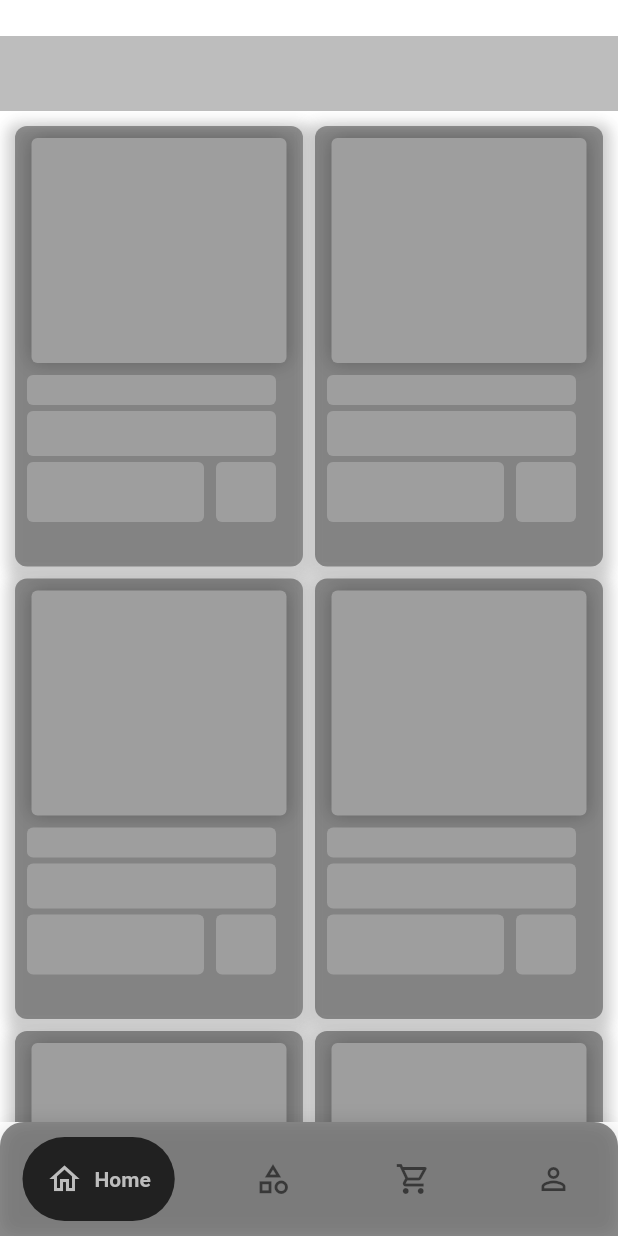
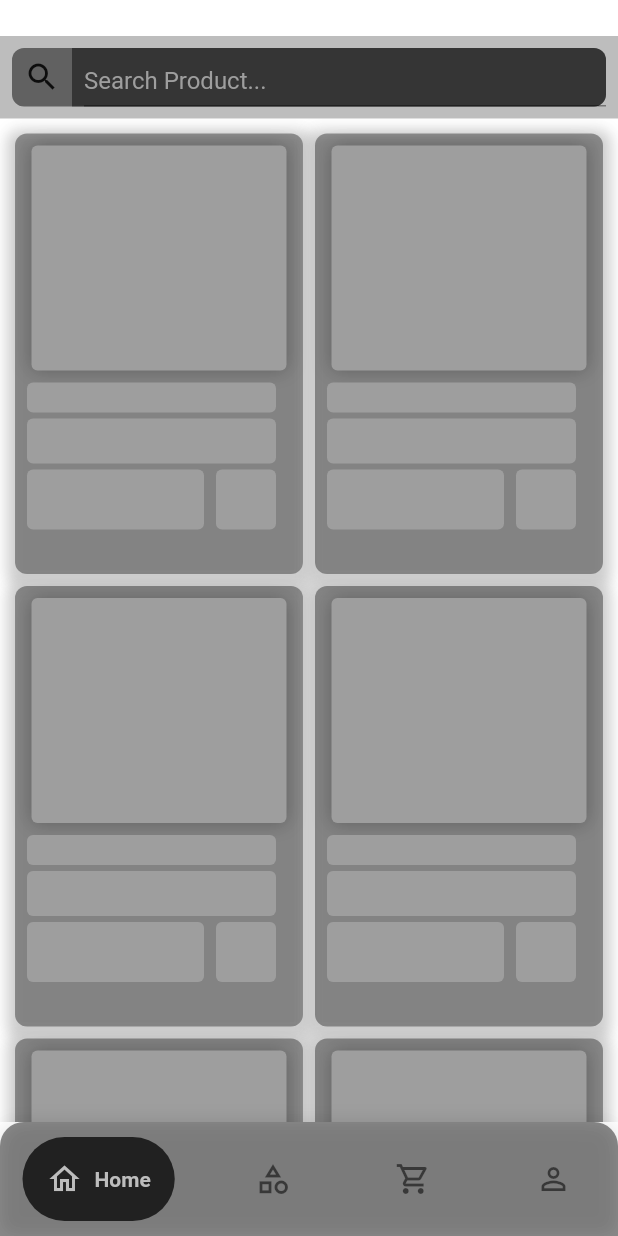
Before and after one commit to hesamzs/ShopApp, a Flutter app: the screen it shows after launch, on a phone screen of 412 x 824 dp. Run offline on Flutter 3.47's test engine with Material 2 defaults, Android fonts, the phone set to English and light mode, and no system bars; drawn by our look-alikes of google_nav_bar; our stand-ins replace sqflite; accounts and stored records are empty; network calls fail.

```diff
--- a/lib/api/api.dart
+++ b/lib/api/api.dart
@@ -8,7 +8,7 @@ class GetShopData {
   var token = "";
 
   Future<List<ProductFilter>> getProducts() async {
-    var response = await http.get(Uri.parse("$baseUrl/api/products?page[number]=1&page[size]=10"));
+    var response = await http.get(Uri.parse("$baseUrl/api/products?page[number]=1&page[size]=31"));
     var json = jsonDecode(response.body);
     List<ProductFilter> markets = [];
     for (var product in json['data']['products']) {
--- a/lib/pages/category_page.dart
+++ b/lib/pages/category_page.dart
@@ -2,7 +2,6 @@ import 'dart:async';
 
 import 'package:flutter/material.dart';
 import 'package:shopapp/api/api.dart';
-import 'package:shimmer/shimmer.dart';
 
 
 class CategoryPage extends StatefulWidget {
@@ -26,7 +25,10 @@ class CategoryPageState extends State<CategoryPage> {
         return;
       }setState(() {
         data = value;
-        Timer(Duration (milliseconds : 500), () {setState(() {
+        Timer(Duration (milliseconds : 500), () {
+          if (!mounted) {
+            return;
+          }setState(() {
           _isLoading = false;
         });});
       });
@@ -56,6 +58,7 @@ class CategoryPageState extends State<CategoryPage> {
             ) :
             Expanded(
                 child: ListView.builder(
+                    physics: BouncingScrollPhysics(),
                     itemCount: data.length,
                     itemBuilder: (context,index) {
                       return Container(
--- a/lib/pages/home_page.dart
+++ b/lib/pages/home_page.dart
@@ -2,7 +2,6 @@ import 'dart:async';
 
 import 'package:flutter/material.dart';
 import 'package:shopapp/api/api.dart';
-import 'package:shopapp/database/favorites_sql.dart';
 
 class CardPage extends StatefulWidget {
   @override
@@ -15,27 +14,25 @@ class CardPageState extends State<CardPage> {
 
   bool _isLoading = true;
 
-  List loading = [
-    "1",
-    "1",
-    "1",
-    "1",
-    "1",
-    "1",
-    "1",
-  ];
+  List loading = ["1", "1", "1", "1", "1", "1", "1"];
   List<ProductFilter> data = [];
+  List<ProductFilter> all_data = [];
 
   void initState() {
     super.initState();
     var ShopApiData = GetShopData();
 
     ShopApiData.getProducts().then((value) {
+      for (var products in value)
+        all_data.add(products);
       if (!mounted) {
         return;
       }setState(() {
         data = value;
-        Timer(Duration (milliseconds : 500), () {setState(() {
+        Timer(Duration (milliseconds : 500), () {
+          if (!mounted) {
+            return;
+          } setState(() {
           _isLoading = false;
         });
         });
@@ -55,7 +52,59 @@ class CardPageState extends State<CardPage> {
             Padding(padding: EdgeInsets.only(top: 24)),
             Container(
               color: Colors.black26,
-              height: 50,
+              height: 55,
+                child: Container(
+                  margin: EdgeInsets.all(8),
+                  decoration: BoxDecoration(
+                    borderRadius: BorderRadius.circular(8),
+                    color: Colors.grey[700],
+                  ),
+                  child: Row(
+                    children: [
+                      Container(
+                        width: 40,
+                        child: Icon(
+                          Icons.search
+                        ),
+                      ),
+                      Expanded(
+                          child: Container(
+                            padding: EdgeInsets.only(left: 8),
+                            decoration: BoxDecoration(
+                              color: Colors.black45,
+                              borderRadius: BorderRadius.only(topRight: Radius.circular(8),bottomRight: Radius.circular(8))
+                            ),
+                            child: TextField(
+                              onChanged: (text) {
+                                var list2 = data.where((map)=>map.name.toLowerCase().contains(text)).toList();
+                                if (text.length > 0) {
+                                  setState(() {
+                                    data = list2;
+                                  });
+                                }else{
+                                  setState(() {
+                                    data = all_data;
+                                  });
+                                }
+
+                              },
+                              decoration: InputDecoration(
+                                hintText: 'Search Product...',
+                                focusedBorder: UnderlineInputBorder(
+                                  borderSide: BorderSide(color: Colors.transparent),
+                                ),
+                                hintStyle: TextStyle(fontSize: 16.0, color: Colors.grey),
+                              ),
+                              style: TextStyle(
+                                color: Colors.grey,
+                                fontSize: 18
+                              ),
+                            ),
+                          )
+                      )
+                    ],
+                  ),
+                ),
             ),
             _isLoading ?Expanded(
               child:
@@ -63,6 +112,7 @@ class CardPageState extends State<CardPage> {
                 childAspectRatio: (itemWidth / itemHeight) + 0.1,
                 primary: false,
                 padding: const EdgeInsets.all(10),
+                physics: BouncingScrollPhysics(),
                 crossAxisSpacing: 8,
                 mainAxisSpacing: 8,
                 crossAxisCount: 2,
@@ -157,7 +207,7 @@ class CardPageState extends State<CardPage> {
                                                   ],
                                                 )
                                             ),
-                                            Padding(padding: EdgeInsets.only(left: 8)),
+                                            const Padding(padding: EdgeInsets.only(left: 8)),
                                             Container(
                                               height: 40,
                                               width: 40,
@@ -188,6 +238,7 @@ class CardPageState extends State<CardPage> {
                 childAspectRatio: (itemWidth / itemHeight) + 0.1,
                 primary: false,
                 padding: const EdgeInsets.all(10),
+                physics: const BouncingScrollPhysics(),
                 crossAxisSpacing: 8,
                 mainAxisSpacing: 8,
                 crossAxisCount: 2,
@@ -196,7 +247,7 @@ class CardPageState extends State<CardPage> {
                     Container(
                         decoration:
                         BoxDecoration(
-                          borderRadius: BorderRadius.all(Radius.circular(8)),
+                          borderRadius: const BorderRadius.all(Radius.circular(8)),
                           color: Colors.black.withOpacity(0.359),
                           boxShadow: [
                             BoxShadow(
@@ -218,31 +269,27 @@ class CardPageState extends State<CardPage> {
                             children: [
                               Padding(padding: EdgeInsets.only(top: 8)),
                               Container(
+                                decoration:
+                                const BoxDecoration(
+                                  boxShadow: [BoxShadow(color: Colors.black26, blurRadius: 10)],
+                                ),
+                                height: 150,
+                                width: 170,
                                 child: ClipRRect(
                                   borderRadius: BorderRadius.circular(8),
-                                  child:  Image.network(i.cover ,
+                                  child: Image.network(i.cover ,
                                     fit: BoxFit.fill,
-
                                   ),
-
                                 ),
-                                decoration:
-                                BoxDecoration(
-                                  boxShadow: [BoxShadow(color: Colors.black26, blurRadius: 10)],
-                                ),
-
-                                height: 150,
-                                width: 170,
                               ),
                               Row(
                                 children: [
                                   Column(
                                     children: [
                                       Padding(padding: EdgeInsetsDirectional.all(4)),
-
                                       Container(
                                         margin: EdgeInsets.only(left: 8),
-                                        height: 20,
+                                        height: 24,
                                         width: 166,
                                         child: Text(
                                           i.name,
@@ -298,10 +345,10 @@ class CardPageState extends State<CardPage> {
 
 
                                                 },icon: Icon(
-                                                Icons.add_circle_outline_sharp,
+                                                Icons.shopping_basket,
                                                 size: 26.0,
                                               ),
-                                                color: Colors.red[500],
+                                                color: Colors.black45,
                                                 padding: EdgeInsets.all(2),
                                               ),
                                             )
--- a/pubspec.yaml
+++ b/pubspec.yaml
@@ -46,7 +46,6 @@ dev_dependencies:
   sqflite: 2.0.3
   curved_navigation_bar: ^1.0.3
   google_nav_bar: ^5.0.6
-  shimmer: ^2.0.0
   # The "flutter_lints" package below contains a set of recommended lints to
   # encourage good coding practices. The lint set provided by the package is
   # activated in the `analysis_options.yaml` file located at the root of your
```
Also changed, not shown: pubspec.lock.
